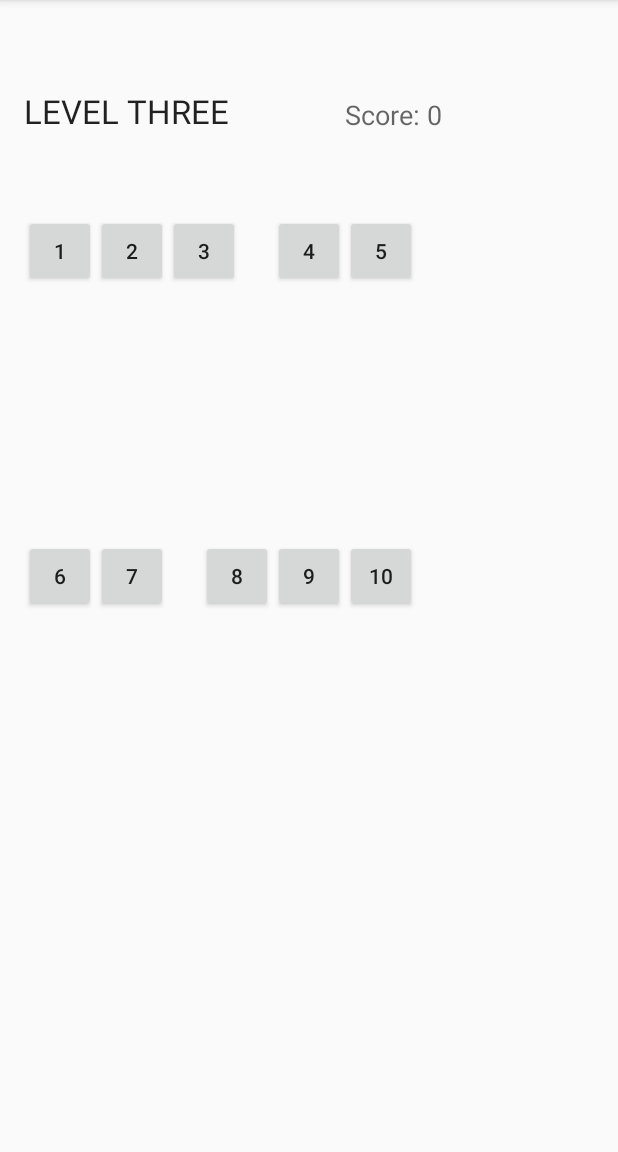
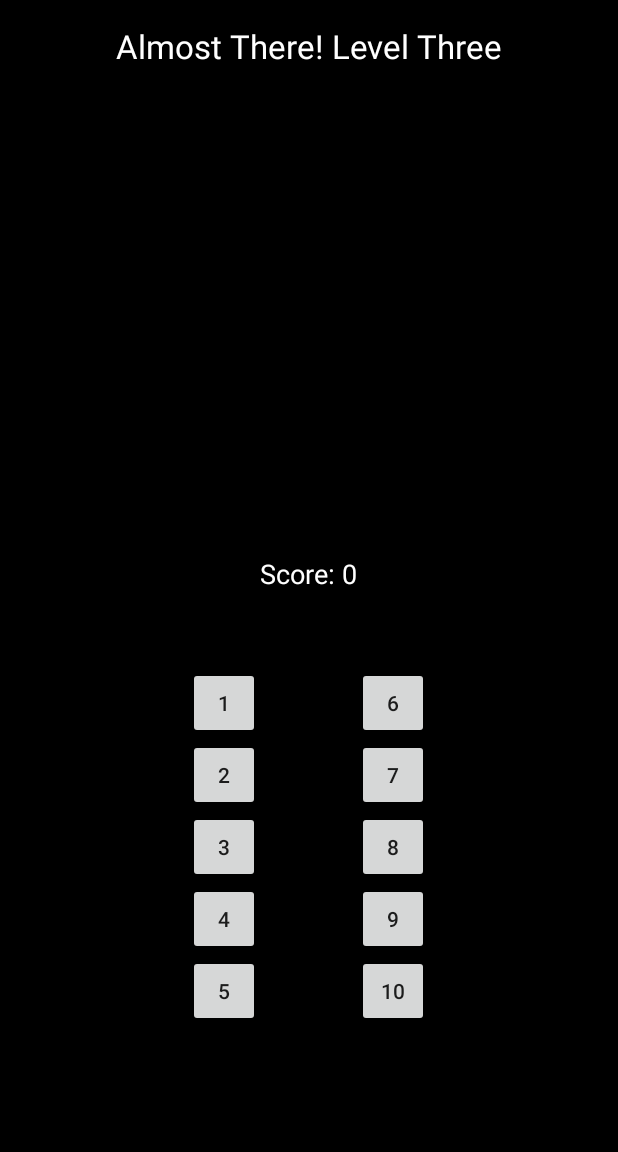
Before and after one commit to Natpanzarini/GuessingGameFINAL, an Android app: the GameActivity3 screen opened directly, with no data from a screen before it, on a phone screen of 412 x 824 dp, the part 84-1236 px from its top. Run offline under Robolectric (Android 15) with nearby library versions, the phone set to English and light mode, and no system bars.

Commit message:
MOST UPDATED VERSION

```diff
--- a/app/src/main/res/layout/activity_game3.xml
+++ b/app/src/main/res/layout/activity_game3.xml
@@ -7,7 +7,8 @@
     android:paddingLeft="@dimen/activity_horizontal_margin"
     android:paddingRight="@dimen/activity_horizontal_margin"
     android:paddingTop="@dimen/activity_vertical_margin"
-    tools:context="com.example.cisc.guessinggame.GameActivity3">
+    tools:context="com.example.cisc.guessinggame.GameActivity3"
+    android:background="@android:color/background_dark">
 
     <Button
         style="?android:attr/buttonStyleSmall"
@@ -15,10 +16,9 @@
         android:layout_height="wrap_content"
         android:text="1"
         android:id="@+id/button1"
-        android:layout_alignParentTop="true"
-        android:layout_alignParentLeft="true"
-        android:layout_alignParentStart="true"
-        android:layout_marginTop="127dp" />
+        android:layout_toStartOf="@+id/textScore"
+        android:layout_above="@+id/button2"
+        android:layout_toLeftOf="@+id/textScore" />
 
     <Button
         style="?android:attr/buttonStyleSmall"
@@ -26,9 +26,11 @@
         android:layout_height="wrap_content"
         android:text="2"
         android:id="@+id/button2"
-        android:layout_alignTop="@+id/button1"
-        android:layout_toRightOf="@+id/button1"
-        android:layout_toEndOf="@+id/button1" />
+        android:layout_alignLeft="@+id/button1"
+        android:layout_alignStart="@+id/button1"
+        android:layout_alignBottom="@+id/button7"
+        android:layout_toLeftOf="@+id/textScore"
+        android:layout_toStartOf="@+id/textScore" />
 
     <Button
         style="?android:attr/buttonStyleSmall"
@@ -36,9 +38,9 @@
         android:layout_height="wrap_content"
         android:text="3"
         android:id="@+id/button3"
-        android:layout_alignTop="@+id/button2"
-        android:layout_toRightOf="@+id/button2"
-        android:layout_toEndOf="@+id/button2" />
+        android:layout_below="@+id/button7"
+        android:layout_alignLeft="@+id/button2"
+        android:layout_alignStart="@+id/button2" />
 
     <Button
         style="?android:attr/buttonStyleSmall"
@@ -46,9 +48,9 @@
         android:layout_height="wrap_content"
         android:text="4"
         android:id="@+id/button4"
-        android:layout_alignTop="@+id/button3"
-        android:layout_toLeftOf="@+id/button10"
-        android:layout_toStartOf="@+id/button10" />
+        android:layout_above="@+id/button5"
+        android:layout_alignLeft="@+id/button3"
+        android:layout_alignStart="@+id/button3" />
 
     <Button
         style="?android:attr/buttonStyleSmall"
@@ -56,9 +58,12 @@
         android:layout_height="wrap_content"
         android:text="5"
         android:id="@+id/button5"
-        android:layout_alignTop="@+id/button4"
-        android:layout_alignLeft="@+id/button10"
-        android:layout_alignStart="@+id/button10" />
+        android:layout_alignTop="@+id/button10"
+        android:layout_alignLeft="@+id/button4"
+        android:layout_alignStart="@+id/button4"
+        android:layout_alignBottom="@+id/button10"
+        android:layout_alignRight="@+id/button4"
+        android:layout_alignEnd="@+id/button4" />
 
     <Button
         style="?android:attr/buttonStyleSmall"
@@ -66,9 +71,9 @@
         android:layout_height="wrap_content"
         android:text="6"
         android:id="@+id/button6"
-        android:layout_centerVertical="true"
-        android:layout_alignParentLeft="true"
-        android:layout_alignParentStart="true" />
+        android:layout_toEndOf="@+id/textScore"
+        android:layout_above="@+id/button7"
+        android:layout_toRightOf="@+id/textScore" />
 
     <Button
         style="?android:attr/buttonStyleSmall"
@@ -76,9 +81,9 @@
         android:layout_height="wrap_content"
         android:text="7"
         android:id="@+id/button7"
-        android:layout_alignTop="@+id/button6"
-        android:layout_toRightOf="@+id/button6"
-        android:layout_toEndOf="@+id/button6" />
+        android:layout_above="@+id/button8"
+        android:layout_alignLeft="@+id/button6"
+        android:layout_alignStart="@+id/button6" />
 
     <Button
         style="?android:attr/buttonStyleSmall"
@@ -86,9 +91,9 @@
         android:layout_height="wrap_content"
         android:text="8"
         android:id="@+id/button8"
-        android:layout_centerVertical="true"
-        android:layout_toLeftOf="@+id/button4"
-        android:layout_toStartOf="@+id/button4" />
+        android:layout_above="@+id/button9"
+        android:layout_alignLeft="@+id/button7"
+        android:layout_alignStart="@+id/button7" />
 
     <Button
         style="?android:attr/buttonStyleSmall"
@@ -96,8 +101,10 @@
         android:layout_height="wrap_content"
         android:text="9"
         android:id="@+id/button9"
-        android:layout_centerVertical="true"
-        android:layout_centerHorizontal="true" />
+        android:layout_toEndOf="@+id/textView4"
+        android:layout_above="@+id/button10"
+        android:layout_alignLeft="@+id/button8"
+        android:layout_alignStart="@+id/button8" />
 
     <Button
         style="?android:attr/buttonStyleSmall"
@@ -105,9 +112,10 @@
         android:layout_height="wrap_content"
         android:text="10"
         android:id="@+id/button10"
-        android:layout_centerVertical="true"
-        android:layout_toRightOf="@+id/button9"
-        android:layout_toEndOf="@+id/button9" />
+        android:layout_marginBottom="67dp"
+        android:layout_alignParentBottom="true"
+        android:layout_alignLeft="@+id/button9"
+        android:layout_alignStart="@+id/button9" />
 
     <TextView
         android:layout_width="wrap_content"
@@ -115,19 +123,19 @@
         android:textAppearance="?android:attr/textAppearanceMedium"
         android:text="Medium Text"
         android:id="@+id/textScore"
-        android:layout_alignParentTop="true"
-        android:layout_alignLeft="@+id/button5"
-        android:layout_alignStart="@+id/button5"
-        android:layout_marginTop="48dp" />
+        android:layout_above="@+id/button6"
+        android:layout_centerHorizontal="true"
+        android:layout_marginBottom="50dp"
+        android:textColor="@android:color/background_light" />
 
     <TextView
         android:layout_width="wrap_content"
         android:layout_height="wrap_content"
         android:textAppearance="?android:attr/textAppearanceLarge"
-        android:text="LEVEL THREE"
+        android:text="Almost There! Level Three"
         android:id="@+id/textView4"
-        android:layout_alignBottom="@+id/textScore"
-        android:layout_alignParentLeft="true"
-        android:layout_alignParentStart="true" />
+        android:layout_alignParentTop="true"
+        android:layout_centerHorizontal="true"
+        android:textColor="@android:color/background_light" />
 
 </RelativeLayout>
```
